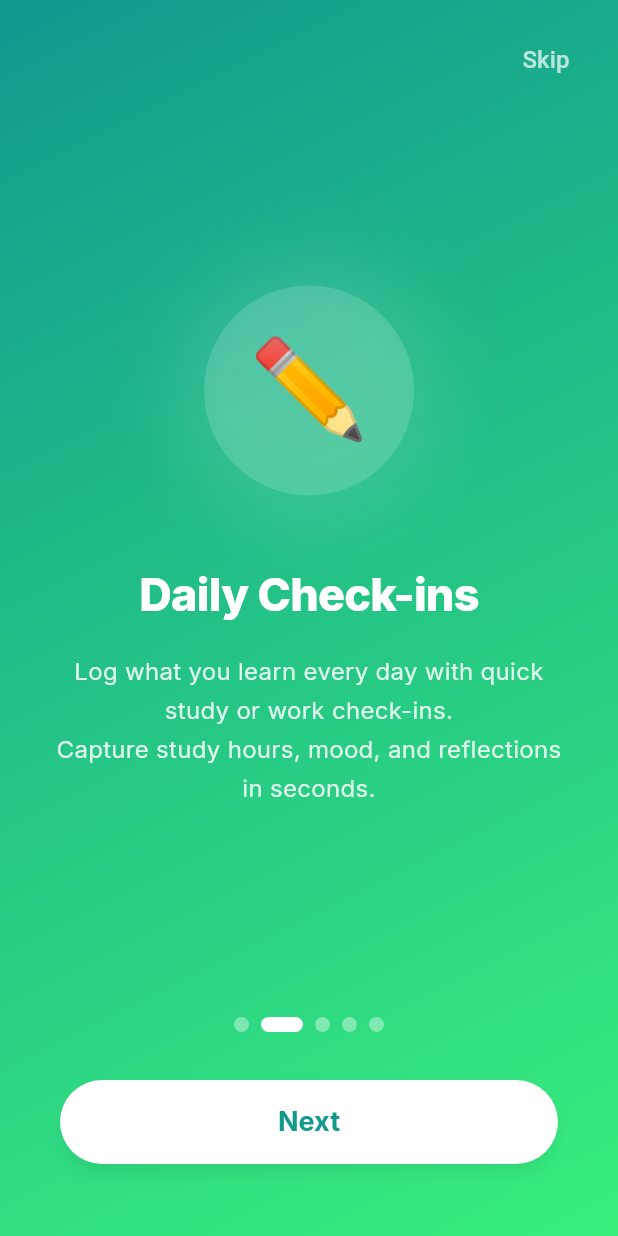
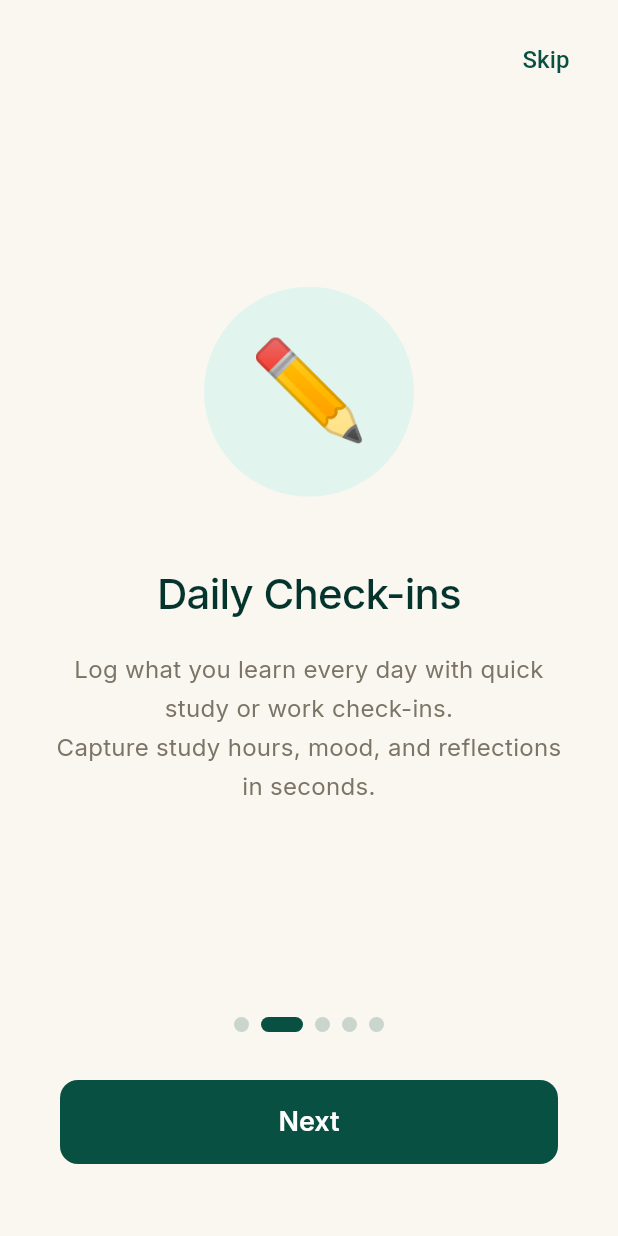
Before and after one commit to Laysons12/Grow_log, a Flutter app: the screen it shows after launch, swiped to page 2, on a phone screen of 412 x 824 dp. Run offline on Flutter 3.47's test engine with Material 3 defaults, Android fonts, the phone set to English and light mode, and no system bars; our stand-ins replace confetti, fl_chart, flutter_local_notifications, go_router, google_fonts, hive_flutter and 2 more; accounts and stored records are empty.

Commit message:
Implement deep teal and warm cream design system

```diff
--- a/lib/screens/onboarding/onboarding_slideshow.dart
+++ b/lib/screens/onboarding/onboarding_slideshow.dart
@@ -19,35 +19,30 @@ class _OnboardingSlideshowScreenState extends State<OnboardingSlideshowScreen> {
       title: 'Welcome to GrowLog!',
       description:
           'Your personal learning & growth companion.\nTrack your daily progress and build habits that stick.',
-      gradient: [Color(0xFF667eea), Color(0xFF764ba2)],
     ),
     _SlideData(
       emoji: '✏️',
       title: 'Daily Check-ins',
       description:
           'Log what you learn every day with quick study or work check-ins.\nCapture study hours, mood, and reflections in seconds.',
-      gradient: [Color(0xFF11998e), Color(0xFF38ef7d)],
     ),
     _SlideData(
       emoji: '🎯',
       title: 'Goals & Streaks',
       description:
           'Set learning goals and build streaks to stay consistent.\nWatch your streak grow as you check in daily!',
-      gradient: [Color(0xFFf093fb), Color(0xFFf5576c)],
     ),
     _SlideData(
       emoji: '📊',
       title: 'Progress Tracking',
       description:
           'Visualize your growth with charts, weekly reviews,\nand monthly summaries. See how far you\'ve come!',
-      gradient: [Color(0xFF4facfe), Color(0xFF00f2fe)],
     ),
     _SlideData(
       emoji: '👨‍👧',
       title: 'Multi-Profile Support',
       description:
           'Switch between Student & Professional modes.\nShare the device with family — each profile keeps its own data!',
-      gradient: [Color(0xFFfa709a), Color(0xFFfee140)],
     ),
   ];
 
@@ -77,7 +72,12 @@ class _OnboardingSlideshowScreenState extends State<OnboardingSlideshowScreen> {
 
   @override
   Widget build(BuildContext context) {
+    const primaryBg = Color(0xFFFAF7F0);
+    const deepTeal = Color(0xFF085041);
+    const mutedText = Color(0xFF7C7567);
+
     return Scaffold(
+      backgroundColor: primaryBg,
       body: Stack(
         children: [
           // Page View
@@ -106,7 +106,7 @@ class _OnboardingSlideshowScreenState extends State<OnboardingSlideshowScreen> {
                     ? _finishOnboarding
                     : null,
                 style: TextButton.styleFrom(
-                  foregroundColor: Colors.white70,
+                  foregroundColor: deepTeal,
                   padding: const EdgeInsets.symmetric(horizontal: 16, vertical: 8),
                 ),
                 child: const Text(
@@ -136,8 +136,8 @@ class _OnboardingSlideshowScreenState extends State<OnboardingSlideshowScreen> {
                       height: 10,
                       decoration: BoxDecoration(
                         color: _currentPage == index
-                            ? Colors.white
-                            : Colors.white38,
+                            ? deepTeal
+                            : deepTeal.withOpacity(0.2),
                         borderRadius: BorderRadius.circular(5),
                       ),
                     ),
@@ -154,12 +154,11 @@ class _OnboardingSlideshowScreenState extends State<OnboardingSlideshowScreen> {
                     child: ElevatedButton(
                       onPressed: _nextPage,
                       style: ElevatedButton.styleFrom(
-                        backgroundColor: Colors.white,
-                        foregroundColor: _slides[_currentPage].gradient[0],
-                        elevation: 4,
-                        shadowColor: Colors.black26,
+                        backgroundColor: deepTeal,
+                        foregroundColor: Colors.white,
+                        elevation: 0,
                         shape: RoundedRectangleBorder(
-                          borderRadius: BorderRadius.circular(28),
+                          borderRadius: BorderRadius.circular(12),
                         ),
                       ),
                       child: Text(
@@ -168,7 +167,7 @@ class _OnboardingSlideshowScreenState extends State<OnboardingSlideshowScreen> {
                             : 'Next',
                         style: const TextStyle(
                           fontSize: 18,
-                          fontWeight: FontWeight.w700,
+                          fontWeight: FontWeight.w600,
                         ),
                       ),
                     ),
@@ -183,14 +182,14 @@ class _OnboardingSlideshowScreenState extends State<OnboardingSlideshowScreen> {
   }
 
   Widget _buildSlide(_SlideData slide) {
+    const primaryBg = Color(0xFFFAF7F0);
+    const deepTeal = Color(0xFF085041);
+    const lightTeal = Color(0xFFE1F5EE);
+    const darkText = Color(0xFF04342C);
+    const mutedText = Color(0xFF7C7567);
+
     return Container(
-      decoration: BoxDecoration(
-        gradient: LinearGradient(
-          begin: Alignment.topLeft,
-          end: Alignment.bottomRight,
-          colors: slide.gradient,
-        ),
-      ),
+      color: primaryBg,
       child: SafeArea(
         child: Padding(
           padding: const EdgeInsets.symmetric(horizontal: 32),
@@ -199,20 +198,13 @@ class _OnboardingSlideshowScreenState extends State<OnboardingSlideshowScreen> {
             children: [
               const Spacer(flex: 2),
 
-              // Emoji icon with glow
+              // Emoji icon with clean light teal container
               Container(
                 width: 140,
                 height: 140,
-                decoration: BoxDecoration(
+                decoration: const BoxDecoration(
                   shape: BoxShape.circle,
-                  color: Colors.white.withOpacity(0.15),
-                  boxShadow: [
-                    BoxShadow(
-                      color: Colors.white.withOpacity(0.1),
-                      blurRadius: 40,
-                      spreadRadius: 20,
-                    ),
-                  ],
+                  color: lightTeal,
                 ),
                 child: Center(
                   child: Text(
@@ -228,9 +220,9 @@ class _OnboardingSlideshowScreenState extends State<OnboardingSlideshowScreen> {
                 slide.title,
                 textAlign: TextAlign.center,
                 style: const TextStyle(
-                  fontSize: 30,
-                  fontWeight: FontWeight.w800,
-                  color: Colors.white,
+                  fontSize: 28,
+                  fontWeight: FontWeight.w500, // medium weight
+                  color: darkText,
                   letterSpacing: -0.5,
                   height: 1.2,
                 ),
@@ -241,9 +233,9 @@ class _OnboardingSlideshowScreenState extends State<OnboardingSlideshowScreen> {
               Text(
                 slide.description,
                 textAlign: TextAlign.center,
-                style: TextStyle(
+                style: const TextStyle(
                   fontSize: 16,
-                  color: Colors.white.withOpacity(0.85),
+                  color: mutedText,
                   height: 1.6,
                   letterSpacing: 0.2,
                 ),
@@ -262,12 +254,10 @@ class _SlideData {
   final String emoji;
   final String title;
   final String description;
-  final List<Color> gradient;
 
   const _SlideData({
     required this.emoji,
     required this.title,
     required this.description,
-    required this.gradient,
   });
 }
--- a/lib/utils/theme.dart
+++ b/lib/utils/theme.dart
@@ -6,14 +6,24 @@ class AppTheme {
   static bool isDark = true;
 
   // Colors
-  static Color get darkBg => isDark ? const Color(0xFF0F0F0F) : const Color(0xFFF5F6F8);
-  static Color get cardBg => isDark ? const Color(0xFF1A1A1A) : const Color(0xFFFFFFFF);
-  static const Color accentBlue = Color(0xFF4F8EF7);
-  static const Color successGreen = Color(0xFF4CAF50);
-  static const Color warningYellow = Color(0xFFFFC107);
-  static Color get textPrimary => isDark ? const Color(0xFFFFFFFF) : const Color(0xFF1E293B);
-  static Color get textSecondary => isDark ? const Color(0xFFB0B0B0) : const Color(0xFF64748B);
-  static Color get borderColor => isDark ? const Color(0xFF2A2A2A) : const Color(0xFFE2E8F0);
+  static const Color creamBg = Color(0xFFFAF7F0);
+  static const Color deepTeal = Color(0xFF085041);
+  static const Color secondaryTeal = Color(0xFF0F6E56);
+  static const Color lightTeal = Color(0xFFE1F5EE);
+  static const Color midTeal = Color(0xFF5DCAA5);
+  static const Color darkText = Color(0xFF04342C);
+  static const Color mutedText = Color(0xFF7C7567);
+  static const Color cardBorderColor = Color(0xFFD9D2C2);
+  static const Color cardBgColor = Color(0xFFFFFFFF);
+
+  static Color get darkBg => creamBg;
+  static Color get cardBg => cardBgColor;
+  static const Color accentBlue = deepTeal;
+  static const Color successGreen = secondaryTeal;
+  static const Color warningYellow = Color(0xFFD4AF37);
+  static Color get textPrimary => darkText;
+  static Color get textSecondary => mutedText;
+  static Color get borderColor => cardBorderColor;
 
   // Spacing
   static const double spacingXs = 4;
@@ -25,249 +35,149 @@ class AppTheme {
   // Border radius
   static const double radiusSm = 8;
   static const double radiusMd = 12;
-  static const double radiusLg = 16;
-  static const double radiusXl = 24;
+  static const double radiusLg = 12; // 10-12px radius as requested
+  static const double radiusXl = 12;
 
   // Light mode constants for direct use
-  static const Color lightBg = Color(0xFFF5F6F8);
-  static const Color lightCard = Color(0xFFFFFFFF);
-  static const Color lightBorder = Color(0xFFE2E8F0);
-  static const Color lightTextPrimary = Color(0xFF1E293B);
-  static const Color lightTextSecondary = Color(0xFF64748B);
+  static const Color lightBg = creamBg;
+  static const Color lightCard = cardBgColor;
+  static const Color lightBorder = cardBorderColor;
+  static const Color lightTextPrimary = darkText;
+  static const Color lightTextSecondary = mutedText;
 
-  // Get the dark theme
+  // Get the dark theme (styled with Teal/Cream palette)
   static ThemeData darkTheme() {
-    const bg = Color(0xFF0F0F0F);
-    const card = Color(0xFF1A1A1A);
-    const border = Color(0xFF2A2A2A);
-    const txtPrimary = Color(0xFFFFFFFF);
-    const txtSecondary = Color(0xFFB0B0B0);
+    return _buildTheme();
+  }
 
+  // Get the light theme (styled with Teal/Cream palette)
+  static ThemeData lightTheme() {
+    return _buildTheme();
+  }
+
+  static ThemeData _buildTheme() {
     return ThemeData(
       useMaterial3: true,
-      brightness: Brightness.dark,
-      scaffoldBackgroundColor: bg,
-      cardColor: card,
-      dividerColor: border,
+      brightness: Brightness.light, // Set light brightness so text defaults correctly
+      scaffoldBackgroundColor: creamBg,
+      cardColor: cardBgColor,
+      dividerColor: cardBorderColor,
       appBarTheme: AppBarTheme(
-        backgroundColor: card,
+        backgroundColor: creamBg,
         elevation: 0,
         centerTitle: false,
+        iconTheme: const IconThemeData(color: darkText),
         titleTextStyle: GoogleFonts.inter(
           fontSize: 20,
-          fontWeight: FontWeight.w600,
-          color: txtPrimary,
+          fontWeight: FontWeight.w500, // medium weight
+          color: darkText,
         ),
       ),
       textTheme: TextTheme(
         displayLarge: GoogleFonts.inter(
           fontSize: 32,
-          fontWeight: FontWeight.bold,
-          color: txtPrimary,
+          fontWeight: FontWeight.w500, // medium weight
+          color: darkText,
         ),
         displayMedium: GoogleFonts.inter(
           fontSize: 28,
-          fontWeight: FontWeight.bold,
-          color: txtPrimary,
+          fontWeight: FontWeight.w500,
+          color: darkText,
         ),
         headlineLarge: GoogleFonts.inter(
           fontSize: 24,
-          fontWeight: FontWeight.w600,
-          color: txtPrimary,
+          fontWeight: FontWeight.w500,
+          color: darkText,
         ),
         headlineMedium: GoogleFonts.inter(
           fontSize: 20,
-          fontWeight: FontWeight.w600,
-          color: txtPrimary,
+          fontWeight: FontWeight.w500,
+          color: darkText,
         ),
         titleLarge: GoogleFonts.inter(
           fontSize: 18,
-          fontWeight: FontWeight.w600,
-          color: txtPrimary,
+          fontWeight: FontWeight.w500,
+          color: darkText,
         ),
         titleMedium: GoogleFonts.inter(
           fontSize: 16,
           fontWeight: FontWeight.w500,
-          color: txtPrimary,
+          color: darkText,
         ),
         bodyLarge: GoogleFonts.inter(
           fontSize: 16,
-          fontWeight: FontWeight.w400,
-          color: txtPrimary,
+          fontWeight: FontWeight.w400, // regular weight
+          color: darkText,
         ),
         bodyMedium: GoogleFonts.inter(
           fontSize: 14,
           fontWeight: FontWeight.w400,
-          color: txtSecondary,
+          color: mutedText,
         ),
         labelSmall: GoogleFonts.inter(
           fontSize: 12,
           fontWeight: FontWeight.w500,
-          color: txtSecondary,
+          color: mutedText,
         ),
       ),
       inputDecorationTheme: InputDecorationTheme(
         filled: true,
-        fillColor: card,
+        fillColor: cardBgColor,
         border: OutlineInputBorder(
-          borderRadius: BorderRadius.circular(radiusLg),
-          borderSide: const BorderSide(color: border),
+          borderRadius: BorderRadius.circular(radiusMd),
+          borderSide: const BorderSide(color: cardBorderColor),
         ),
         enabledBorder: OutlineInputBorder(
-          borderRadius: BorderRadius.circular(radiusLg),
-          borderSide: const BorderSide(color: border),
+          borderRadius: BorderRadius.circular(radiusMd),
+          borderSide: const BorderSide(color: cardBorderColor),
         ),
         focusedBorder: OutlineInputBorder(
-          borderRadius: BorderRadius.circular(radiusLg),
-          borderSide: const BorderSide(color: accentBlue, width: 2),
+          borderRadius: BorderRadius.circular(radiusMd),
+          borderSide: const BorderSide(color: deepTeal, width: 2),
         ),
-        hintStyle: GoogleFonts.inter(color: txtSecondary, fontSize: 14),
+        hintStyle: GoogleFonts.inter(color: mutedText, fontSize: 14),
       ),
       elevatedButtonTheme: ElevatedButtonThemeData(
         style: ElevatedButton.styleFrom(
-          backgroundColor: accentBlue,
+          backgroundColor: deepTeal,
           foregroundColor: Colors.white,
+          elevation: 0,
           padding: const EdgeInsets.symmetric(
             horizontal: spacingLg,
             vertical: spacingMd,
           ),
           shape: RoundedRectangleBorder(
-            borderRadius: BorderRadius.circular(radiusLg),
+            borderRadius: BorderRadius.circular(radiusMd),
           ),
           textStyle: GoogleFonts.inter(
             fontSize: 16,
-            fontWeight: FontWeight.w600,
+            fontWeight: FontWeight.w500,
           ),
         ),
       ),
       chipTheme: ChipThemeData(
-        backgroundColor: card,
-        selectedColor: accentBlue,
-        labelStyle: const TextStyle(color: txtPrimary),
+        backgroundColor: lightTeal,
+        selectedColor: deepTeal,
+        labelStyle: const TextStyle(color: darkText),
         secondaryLabelStyle: const TextStyle(color: Colors.white),
-        side: const BorderSide(color: border),
-      ),
-      colorScheme: const ColorScheme.dark(
-        primary: accentBlue,
-        secondary: successGreen,
-        surface: card,
-        error: Color(0xFFFF6B6B),
-      ),
-    );
-  }
-
-  // Get the light theme
-  static ThemeData lightTheme() {
-    return ThemeData(
-      useMaterial3: true,
-      brightness: Brightness.light,
-      scaffoldBackgroundColor: lightBg,
-      cardColor: lightCard,
-      dividerColor: lightBorder,
-      appBarTheme: AppBarTheme(
-        backgroundColor: lightCard,
-        elevation: 0,
-        centerTitle: false,
-        iconTheme: const IconThemeData(color: lightTextPrimary),
-        titleTextStyle: GoogleFonts.inter(
-          fontSize: 20,
-          fontWeight: FontWeight.w600,
-          color: lightTextPrimary,
+        side: const BorderSide(color: cardBorderColor),
+        shape: RoundedRectangleBorder(
+          borderRadius: BorderRadius.circular(radiusMd),
         ),
       ),
-      textTheme: TextTheme(
-        displayLarge: GoogleFonts.inter(
-          fontSize: 32,
-          fontWeight: FontWeight.bold,
-          color: lightTextPrimary,
-        ),
-        displayMedium: GoogleFonts.inter(
-          fontSize: 28,
-          fontWeight: FontWeight.bold,
-          color: lightTextPrimary,
-        ),
-        headlineLarge: GoogleFonts.inter(
-          fontSize: 24,
-          fontWeight: FontWeight.w600,
-          color: lightTextPrimary,
-        ),
-        headlineMedium: GoogleFonts.inter(
-          fontSize: 20,
-          fontWeight: FontWeight.w600,
-          color: lightTextPrimary,
-        ),
-        titleLarge: GoogleFonts.inter(
-          fontSize: 18,
-          fontWeight: FontWeight.w600,
-          color: lightTextPrimary,
-        ),
-        titleMedium: GoogleFonts.inter(
-          fontSize: 16,
-          fontWeight: FontWeight.w500,
-          color: lightTextPrimary,
-        ),
-        bodyLarge: GoogleFonts.inter(
-          fontSize: 16,
-          fontWeight: FontWeight.w400,
-          color: lightTextPrimary,
-        ),
-        bodyMedium: GoogleFonts.inter(
-          fontSize: 14,
-          fontWeight: FontWeight.w400,
-          color: lightTextSecondary,
-        ),
-        labelSmall: GoogleFonts.inter(
-          fontSize: 12,
-          fontWeight: FontWeight.w500,
-          color: lightTextSecondary,
+      cardTheme: CardTheme(
+        color: cardBgColor,
+        elevation: 0,
+        shape: RoundedRectangleBorder(
+          borderRadius: BorderRadius.circular(radiusMd),
+          side: const BorderSide(color: cardBorderColor),
         ),
       ),
-      inputDecorationTheme: InputDecorationTheme(
-        filled: true,
-        fillColor: lightCard,
-        border: OutlineInputBorder(
-          borderRadius: BorderRadius.circular(radiusLg),
-          borderSide: const BorderSide(color: lightBorder),
-        ),
-        enabledBorder: OutlineInputBorder(
-          borderRadius: BorderRadius.circular(radiusLg),
-          borderSide: const BorderSide(color: lightBorder),
-        ),
-        focusedBorder: OutlineInputBorder(
-          borderRadius: BorderRadius.circular(radiusLg),
-          borderSide: const BorderSide(color: accentBlue, width: 2),
-        ),
-        hintStyle: GoogleFonts.inter(color: lightTextSecondary, fontSize: 14),
-      ),
-      elevatedButtonTheme: ElevatedButtonThemeData(
-        style: ElevatedButton.styleFrom(
-          backgroundColor: accentBlue,
-          foregroundColor: Colors.white,
-          padding: const EdgeInsets.symmetric(
-            horizontal: spacingLg,
-            vertical: spacingMd,
-          ),
-          shape: RoundedRectangleBorder(
-            borderRadius: BorderRadius.circular(radiusLg),
-          ),
-          textStyle: GoogleFonts.inter(
-            fontSize: 16,
-            fontWeight: FontWeight.w600,
-          ),
-        ),
-      ),
-      chipTheme: ChipThemeData(
-        backgroundColor: lightCard,
-        selectedColor: accentBlue.withOpacity(0.15),
-        labelStyle: const TextStyle(color: lightTextPrimary),
-        secondaryLabelStyle: const TextStyle(color: accentBlue),
-        side: const BorderSide(color: lightBorder),
-      ),
       colorScheme: const ColorScheme.light(
-        primary: accentBlue,
-        secondary: successGreen,
-        surface: lightCard,
-        error: const Color(0xFFFF6B6B),
+        primary: deepTeal,
+        secondary: secondaryTeal,
+        surface: cardBgColor,
+        error: Color(0xFFD32F2F),
       ),
     );
   }
```
